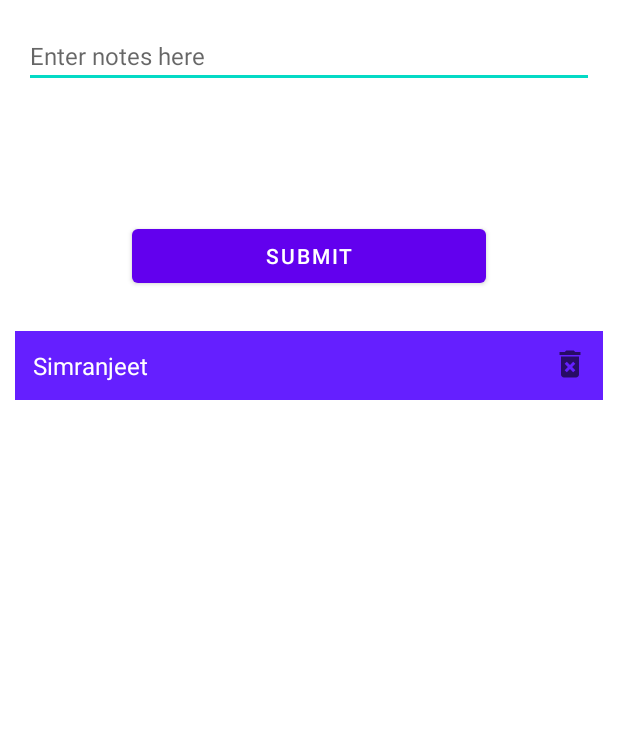
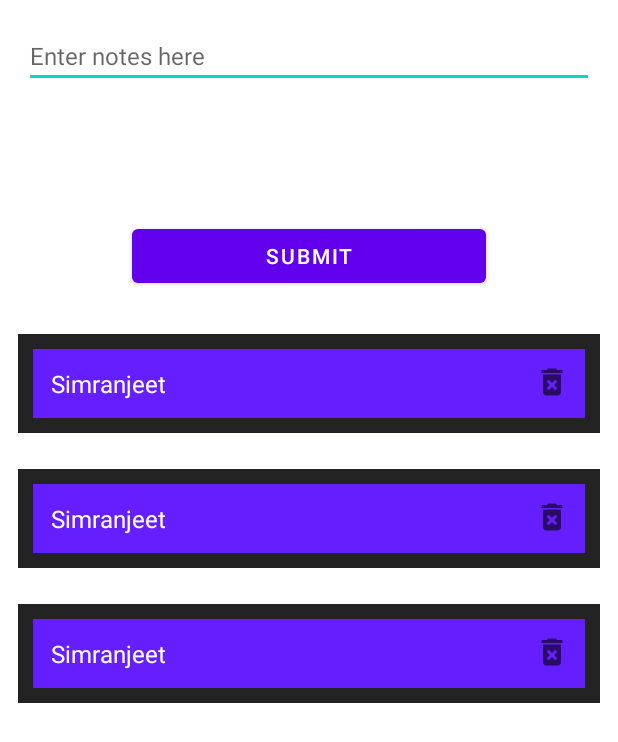
Before and after one commit to SimranjeetSingh5/Artigo, an Android app: the layout activity_main.xml on its own in the app's theme, with its tools: preview values and no code run, on a phone screen of 412 x 824 dp. Shown: the top 742 px of the screen. Run offline under Robolectric (Android 15) with nearby library versions, the phone set to English and light mode, and no system bars.

```diff
--- a/app/build.gradle
+++ b/app/build.gradle
@@ -2,6 +2,7 @@ plugins {
     id 'com.android.application'
     id 'kotlin-android'
     id 'kotlin-kapt'
+    id 'kotlin-android-extensions'
 }
 
 android {
@@ -11,7 +12,7 @@ android {
     defaultConfig {
         applicationId "com.simranjeetsingh05.symplywrite_v1"
         minSdkVersion 22
-        targetSdkVersion 30
+        targetSdkVersion 27
         versionCode 1
         versionName "1.0"
 
@@ -70,4 +71,7 @@ dependencies {
         exclude group: 'com.android.support', module: 'support-annotations'
     })
     androidTestImplementation "androidx.test.ext:junit:$rootProject.androidxJunitVersion"
+
+    //Core KTX
+    implementation "androidx.core:core-ktx:1.6.0"
 }
--- a/app/src/main/res/layout/item_note.xml
+++ b/app/src/main/res/layout/item_note.xml
@@ -4,7 +4,9 @@
     xmlns:tools="http://schemas.android.com/tools"
     android:id="@+id/rec"
     android:layout_width="match_parent"
-    android:layout_height="match_parent">
+    android:layout_height="wrap_content"
+    android:layout_margin="12dp"
+    android:background="#232323">
 
 
     <TextView
@@ -14,7 +16,7 @@
         android:layout_marginStart="10dp"
         android:layout_marginTop="10dp"
         android:layout_marginEnd="10dp"
-        android:layout_marginBottom="675dp"
+        android:layout_marginBottom="10dp"
         android:background="#651FFF"
         android:padding="12dp"
         android:textColor="#FFFFFF"
@@ -23,7 +25,7 @@
         app:layout_constraintEnd_toEndOf="parent"
         app:layout_constraintHorizontal_bias="0.0"
         app:layout_constraintStart_toStartOf="parent"
-        app:layout_constraintTop_toTopOf="parent"
+        app:layout_constraintTop_toTopOf="@id/rec"
         tools:text="Simranjeet" />
 
     <ImageView
```
Also changed, not shown: app/src/main/java/com/simranjeetsingh05/symplywrite_v1/MainActivity.kt (+4 -8 lines).
